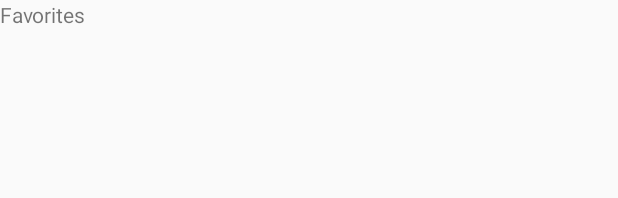
After one commit to SR6/ASGrocify, an Android app: the layout favorites_fragment.xml on its own in the app's theme, with its tools: preview values and no code run, on a phone screen of 412 x 824 dp. The commit adds this screen. Shown: the top 198 px of the screen. Run offline under Robolectric (Android 15) with nearby library versions, the phone set to English and light mode, and no system bars.

Commit message:
favorites and header title functionality

```diff
--- a/app/build.gradle.kts
+++ b/app/build.gradle.kts
@@ -54,12 +54,12 @@ dependencies {
     implementation(libs.androidx.navigation.fragment.ktx)
     implementation(libs.androidx.navigation.ui.ktx)
     implementation(libs.converter.gson)
+    implementation(libs.kotlinx.coroutines.core)
+    implementation(libs.kotlinx.coroutines.android)
     implementation(libs.logging.interceptor)
     implementation(libs.material)
     implementation(libs.okhttp)
     implementation(libs.retrofit)
-    implementation(libs.kotlinx.coroutines.core)
-    implementation(libs.kotlinx.coroutines.android)
     testImplementation(libs.junit)
     androidTestImplementation(libs.androidx.junit)
     androidTestImplementation(libs.androidx.espresso.core)
--- a/app/src/main/java/com/example/grocify/api/KrogerService.kt
+++ b/app/src/main/java/com/example/grocify/api/KrogerService.kt
@@ -23,7 +23,7 @@ object KrogerClient {
 
     private val retrofit: Retrofit by lazy {
         val loggingInterceptor = HttpLoggingInterceptor()
-        loggingInterceptor.setLevel(HttpLoggingInterceptor.Level.BODY) // Set your desired logging level here
+        loggingInterceptor.setLevel(HttpLoggingInterceptor.Level.BODY)
 
         val httpClient = OkHttpClient.Builder()
             .addInterceptor(loggingInterceptor)
--- /dev/null
+++ b/app/src/main/res/layout/favorites_fragment.xml
@@ -0,0 +1,13 @@
+<?xml version="1.0" encoding="utf-8"?>
+
+<LinearLayout
+    xmlns:android="http://schemas.android.com/apk/res/android"
+    android:layout_width="match_parent"
+    android:layout_height="match_parent">
+
+    <TextView
+        android:layout_width="match_parent"
+        android:layout_height="match_parent"
+        android:text="@string/favorites" />
+
+</LinearLayout>
--- a/app/src/main/res/navigation/nav_graph.xml
+++ b/app/src/main/res/navigation/nav_graph.xml
@@ -31,4 +31,10 @@
         android:label="@string/profile"
         tools:layout="@layout/profile_fragment" />
 
+    <fragment
+        android:id="@+id/navigation_favorites"
+        android:name="com.example.grocify.ui.FavoritesFragment"
+        android:label="@string/favorites"
+        tools:layout="@layout/favorites_fragment" />
+
 </navigation>
--- a/app/src/main/res/values/strings.xml
+++ b/app/src/main/res/values/strings.xml
@@ -5,5 +5,6 @@
     <string name="search">Search</string>
     <string name="cart">Cart</string>
     <string name="profile">Profile</string>
+    <string name="favorites">Favorites</string>
 
 </resources>
--- a/gradle/libs.versions.toml
+++ b/gradle/libs.versions.toml
@@ -9,7 +9,7 @@ appcompat = "1.6.1"
 kotlinxCoroutinesCore = "1.8.0"
 lifecycleViewmodelKtx = "2.7.0"
 material = "1.11.0"
-activity = "1.8.0"
+activity = "1.8.2"
 constraintlayout = "2.1.4"
 navigationFragmentKtx = "2.7.7"
 navigationUiKtx = "2.7.7"
```
Also changed, not shown: app/src/main/java/com/example/grocify/MainActivity.kt (+52 -5 lines), app/src/main/java/com/example/grocify/ui/FavoritesFragment.kt (added, +18 -0 lines), app/src/main/java/com/example/grocify/ui/MainViewModel.kt (+7 -0 lines), app/src/main/res/layout/header.xml (+5 -5 lines).
